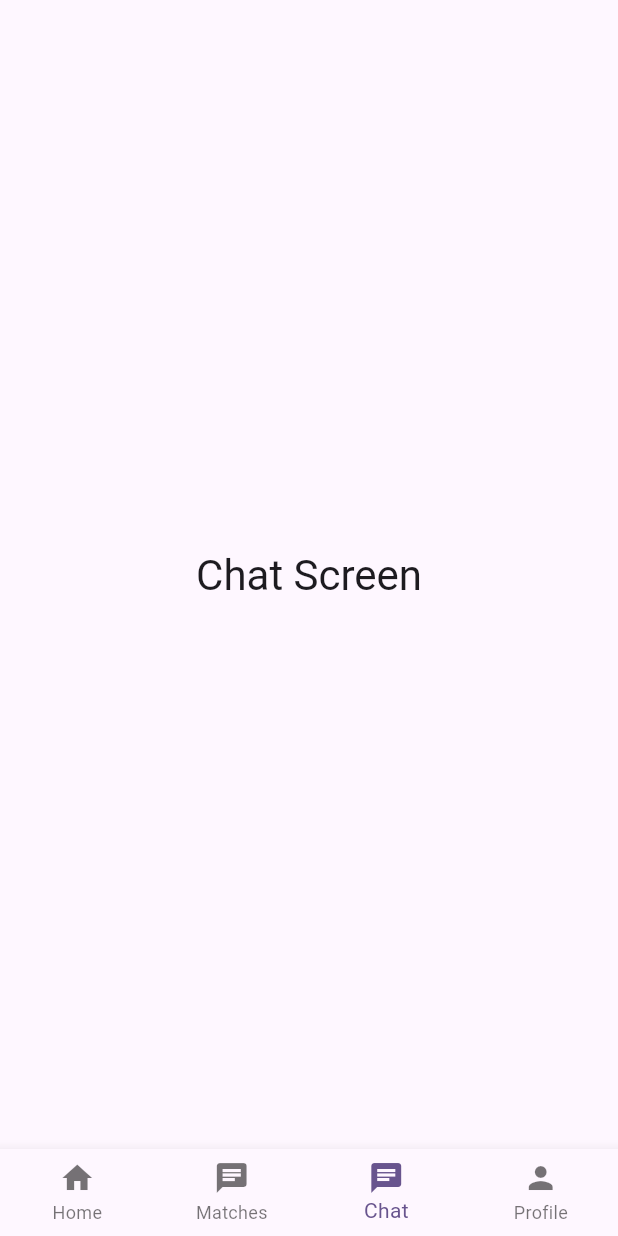
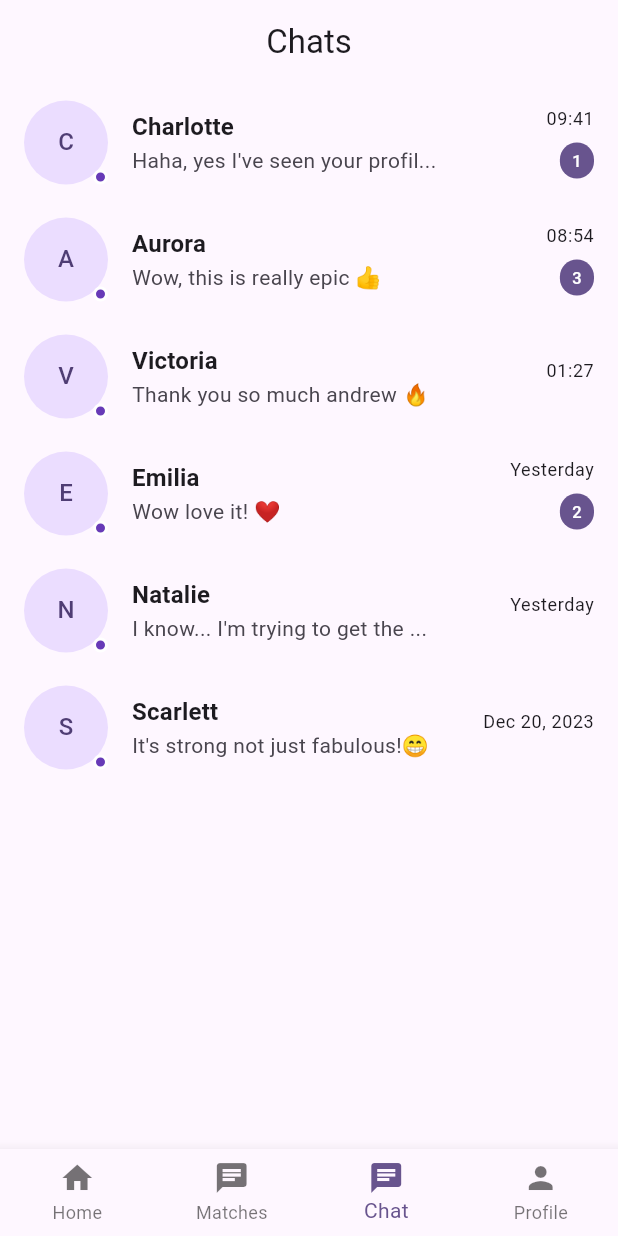
Before and after one commit to nishant678/bondlyze, a Flutter app: the screen it shows after launch, item 3 of the bottom bar chosen, on a phone screen of 412 x 824 dp. Run offline on Flutter 3.47's test engine with Material 3 defaults, Android fonts, the light colour scheme and no system bars; our stand-ins replace flutter_screenutil, get_it.

Commit message:
new changes in chat screen

```diff
--- a/lib/view/chat_screen.dart
+++ b/lib/view/chat_screen.dart
@@ -1,3 +1,5 @@
+import 'package:bondlyze/model/chat_item_model.dart';
+import 'package:bondlyze/view/widget/chat_tile.dart';
 import 'package:flutter/material.dart';
 
 class ChatScreen extends StatefulWidget {
@@ -8,15 +10,65 @@ class ChatScreen extends StatefulWidget {
 }
 
 class _ChatScreenState extends State<ChatScreen> {
+
+  final List<ChatItem> _chats = const [
+    ChatItem(
+      name: 'Charlotte',
+      message: "Haha, yes I've seen your profil...",
+      timeLabel: '09:41',
+      unreadCount: 1,
+    ),
+    ChatItem(
+      name: 'Aurora',
+      message: 'Wow, this is really epic 👍',
+      timeLabel: '08:54',
+      unreadCount: 3,
+    ),
+    ChatItem(
+      name: 'Victoria',
+      message: 'Thank you so much andrew 🔥',
+      timeLabel: '01:27',
+    ),
+    ChatItem(
+      name: 'Emilia',
+      message: 'Wow love it! ❤️',
+      timeLabel: 'Yesterday',
+      unreadCount: 2,
+    ),
+    ChatItem(
+      name: 'Natalie',
+      message: "I know... I'm trying to get the ...",
+      timeLabel: 'Yesterday',
+    ),
+    ChatItem(
+      name: 'Scarlett',
+      message: "It's strong not just fabulous!😁",
+      timeLabel: 'Dec 20, 2023',
+    ),
+  ];
   @override
   Widget build(BuildContext context) {
+    final theme = Theme.of(context);
+    final colorScheme = theme.colorScheme;
     return Scaffold(
-      body: Center(
-        child: Text(
-          'Chat Screen',
-          style: Theme.of(context).textTheme.headlineMedium,
-        ),
+      appBar: AppBar(
+        title:   Text('Chats'),
+        centerTitle: true,
+
       ),
+      body:  Expanded(
+            child: ListView.separated(
+              itemCount: _chats.length,
+              separatorBuilder: (_, __) => SizedBox(),
+              itemBuilder: (context, index) {
+                final chat = _chats[index];
+                return ChatTile(
+                  chat: chat,
+                  badgeColor: colorScheme.primary,
+                );
+              },
+            ),
+          ),
     );
   }
 }
```
